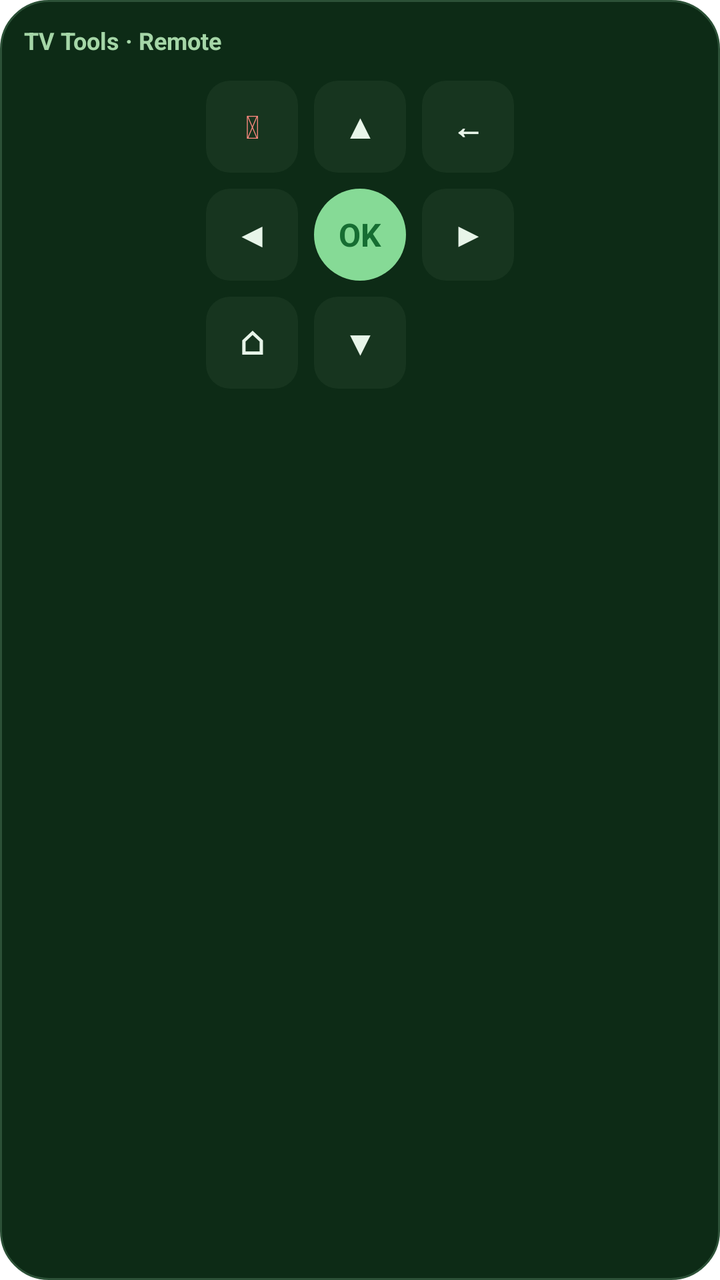
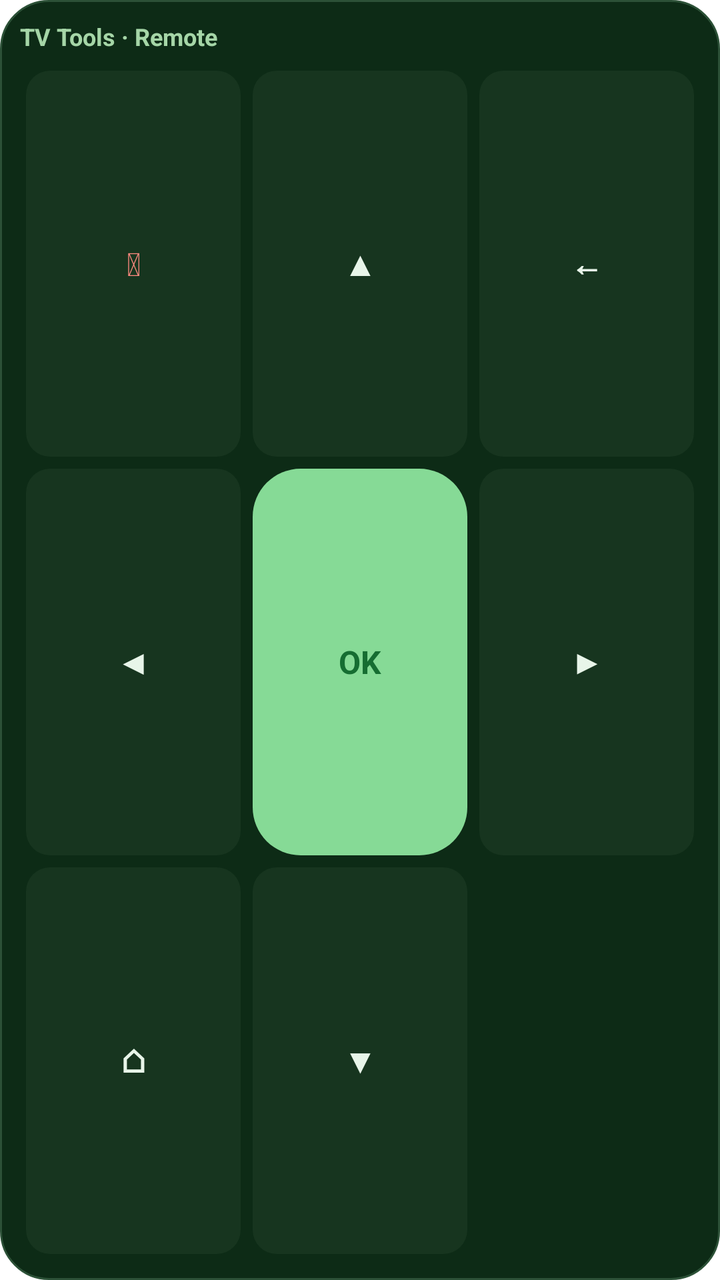

The first picture is an Android layout as it rendered before a commit; the second is the same layout after the commit. The layout source and the unified diff follow.
<!-- AndroidManifest.xml: application theme Theme.TvTools.Starting -->
<!-- res/layout/widget_remote.xml -->
<?xml version="1.0" encoding="utf-8"?>
<LinearLayout xmlns:android="http://schemas.android.com/apk/res/android"
    android:id="@+id/w_root"
    android:layout_width="match_parent"
    android:layout_height="match_parent"
    android:background="@drawable/widget_bg"
    android:orientation="vertical"
    android:padding="12dp">

    <TextView
        android:id="@+id/w_open"
        android:layout_width="match_parent"
        android:layout_height="wrap_content"
        android:text="TV Tools · Remote"
        android:textColor="#A5D6A7"
        android:textSize="12sp"
        android:textStyle="bold"
        android:paddingBottom="8dp" />

    <LinearLayout
        android:layout_width="match_parent"
        android:layout_height="wrap_content"
        android:gravity="center"
        android:orientation="horizontal">

        <TextView
            android:id="@+id/w_power"
            style="@style/WidgetKey"
            android:text="⏻"
            android:textColor="#FF8A80" />

        <TextView
            android:id="@+id/w_up"
            style="@style/WidgetKey"
            android:text="▲" />

        <TextView
            android:id="@+id/w_back"
            style="@style/WidgetKey"
            android:text="←" />
    </LinearLayout>

    <LinearLayout
        android:layout_width="match_parent"
        android:layout_height="wrap_content"
        android:gravity="center"
        android:orientation="horizontal">

        <TextView
            android:id="@+id/w_left"
            style="@style/WidgetKey"
            android:text="◀" />

        <TextView
            android:id="@+id/w_ok"
            style="@style/WidgetKey"
            android:text="OK"
            android:textColor="#166D32"
            android:background="@drawable/widget_key_ok" />

        <TextView
            android:id="@+id/w_right"
            style="@style/WidgetKey"
            android:text="▶" />
    </LinearLayout>

    <LinearLayout
        android:layout_width="match_parent"
        android:layout_height="wrap_content"
        android:gravity="center"
        android:orientation="horizontal">

        <TextView
            android:id="@+id/w_home"
            style="@style/WidgetKey"
            android:text="⌂" />

        <TextView
            android:id="@+id/w_down"
            style="@style/WidgetKey"
            android:text="▼" />

        <TextView
            style="@style/WidgetKey"
            android:text=" "
            android:visibility="invisible" />
    </LinearLayout>
</LinearLayout>
<!-- resources referenced by this layout -->
<resources>
  <!-- drawable widget_bg (drawable) -->
  <?xml version="1.0" encoding="utf-8"?>
  <shape xmlns:android="http://schemas.android.com/apk/res/android" android:shape="rectangle">
      <solid android:color="#0D2B16" />
      <corners android:radius="24dp" />
      <stroke android:width="1dp" android:color="#2C5137" />
  </shape>
  <!-- drawable widget_key_ok (drawable) -->
  <?xml version="1.0" encoding="utf-8"?>
  <shape xmlns:android="http://schemas.android.com/apk/res/android" android:shape="rectangle">
      <solid android:color="#86DA96" />
      <corners android:radius="24dp" />
  </shape>
  <style name="WidgetKey">
          <item name="android:layout_width">46dp</item>
          <item name="android:layout_height">46dp</item>
          <item name="android:layout_margin">4dp</item>
          <item name="android:gravity">center</item>
          <item name="android:background">@drawable/widget_key_bg</item>
          <item name="android:textColor">#E8F5E9</item>
          <item name="android:textSize">16sp</item>
          <item name="android:textStyle">bold</item>
      </style>
  <style name="Theme.TvTools.Starting" parent="Theme.SplashScreen">
          <item name="windowSplashScreenBackground">#0D5320</item>
          <item name="windowSplashScreenAnimatedIcon">@drawable/ic_launcher_foreground</item>
          <item name="postSplashScreenTheme">@style/Theme.TvTools</item>
      </style>
  <!-- drawable widget_key_bg (drawable) -->
  <?xml version="1.0" encoding="utf-8"?>
  <shape xmlns:android="http://schemas.android.com/apk/res/android" android:shape="rectangle">
      <solid android:color="#17351F" />
      <corners android:radius="12dp" />
  </shape>
  <!-- drawable ic_launcher_foreground: vector/xml drawable (drawable, 2472 chars, omitted) -->
  <style name="Theme.TvTools" parent="android:Theme.Material.Light.NoActionBar">
          <item name="android:statusBarColor">@android:color/transparent</item>
          <item name="android:windowLightStatusBar">true</item>
      </style>
</resources>

<!-- the commit's change to res/layout/widget_remote.xml (unified diff, before → after) -->
@@ -5,83 +5,125 @@
     android:layout_height="match_parent"
     android:background="@drawable/widget_bg"
     android:orientation="vertical"
-    android:padding="12dp">
+    android:padding="10dp">
 
     <TextView
         android:id="@+id/w_open"
         android:layout_width="match_parent"
         android:layout_height="wrap_content"
+        android:paddingBottom="6dp"
         android:text="TV Tools · Remote"
         android:textColor="#A5D6A7"
         android:textSize="12sp"
-        android:textStyle="bold"
-        android:paddingBottom="8dp" />
+        android:textStyle="bold" />
 
     <LinearLayout
         android:layout_width="match_parent"
-        android:layout_height="wrap_content"
+        android:layout_height="0dp"
+        android:layout_weight="1"
+        android:baselineAligned="false"
         android:gravity="center"
         android:orientation="horizontal">
 
         <TextView
             android:id="@+id/w_power"
             style="@style/WidgetKey"
+            android:layout_width="0dp"
+            android:layout_height="match_parent"
+            android:layout_margin="3dp"
+            android:layout_weight="1"
             android:text="⏻"
             android:textColor="#FF8A80" />
 
         <TextView
             android:id="@+id/w_up"
             style="@style/WidgetKey"
+            android:layout_width="0dp"
+            android:layout_height="match_parent"
+            android:layout_margin="3dp"
+            android:layout_weight="1"
             android:text="▲" />
 
         <TextView
             android:id="@+id/w_back"
             style="@style/WidgetKey"
+            android:layout_width="0dp"
+            android:layout_height="match_parent"
+            android:layout_margin="3dp"
+            android:layout_weight="1"
             android:text="←" />
     </LinearLayout>
 
     <LinearLayout
         android:layout_width="match_parent"
-        android:layout_height="wrap_content"
+        android:layout_height="0dp"
+        android:layout_weight="1"
+        android:baselineAligned="false"
         android:gravity="center"
         android:orientation="horizontal">
 
         <TextView
             android:id="@+id/w_left"
             style="@style/WidgetKey"
+            android:layout_width="0dp"
+            android:layout_height="match_parent"
+            android:layout_margin="3dp"
+            android:layout_weight="1"
             android:text="◀" />
 
         <TextView
             android:id="@+id/w_ok"
             style="@style/WidgetKey"
+            android:layout_width="0dp"
+            android:layout_height="match_parent"
+            android:layout_margin="3dp"
+            android:layout_weight="1"
+            android:background="@drawable/widget_key_ok"
             android:text="OK"
-            android:textColor="#166D32"
-            android:background="@drawable/widget_key_ok" />
+            android:textColor="#166D32" />
 
         <TextView
             android:id="@+id/w_right"
             style="@style/WidgetKey"
+            android:layout_width="0dp"
+            android:layout_height="match_parent"
+            android:layout_margin="3dp"
+            android:layout_weight="1"
             android:text="▶" />
     </LinearLayout>
 
     <LinearLayout
         android:layout_width="match_parent"
-        android:layout_height="wrap_content"
+        android:layout_height="0dp"
+        android:layout_weight="1"
+        android:baselineAligned="false"
         android:gravity="center"
         android:orientation="horizontal">
 
         <TextView
             android:id="@+id/w_home"
             style="@style/WidgetKey"
+            android:layout_width="0dp"
+            android:layout_height="match_parent"
+            android:layout_margin="3dp"
+            android:layout_weight="1"
             android:text="⌂" />
 
         <TextView
             android:id="@+id/w_down"
             style="@style/WidgetKey"
+            android:layout_width="0dp"
+            android:layout_height="match_parent"
+            android:layout_margin="3dp"
+            android:layout_weight="1"
             android:text="▼" />
 
         <TextView
             style="@style/WidgetKey"
+            android:layout_width="0dp"
+            android:layout_height="match_parent"
+            android:layout_margin="3dp"
+            android:layout_weight="1"
             android:text=" "
             android:visibility="invisible" />
     </LinearLayout>
